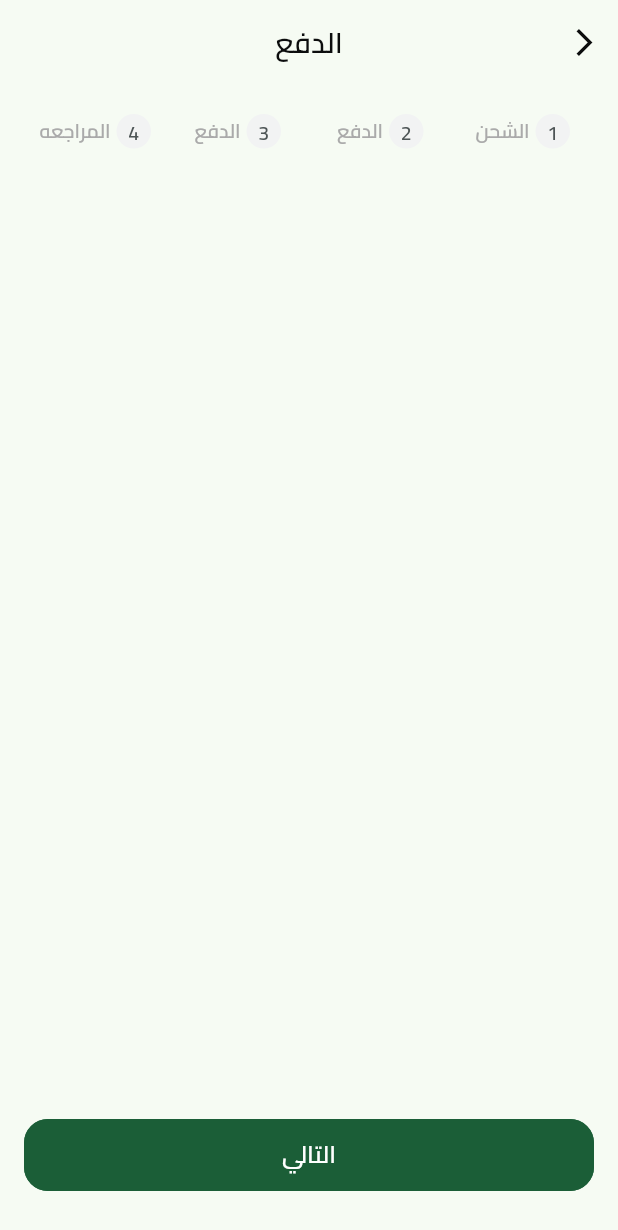
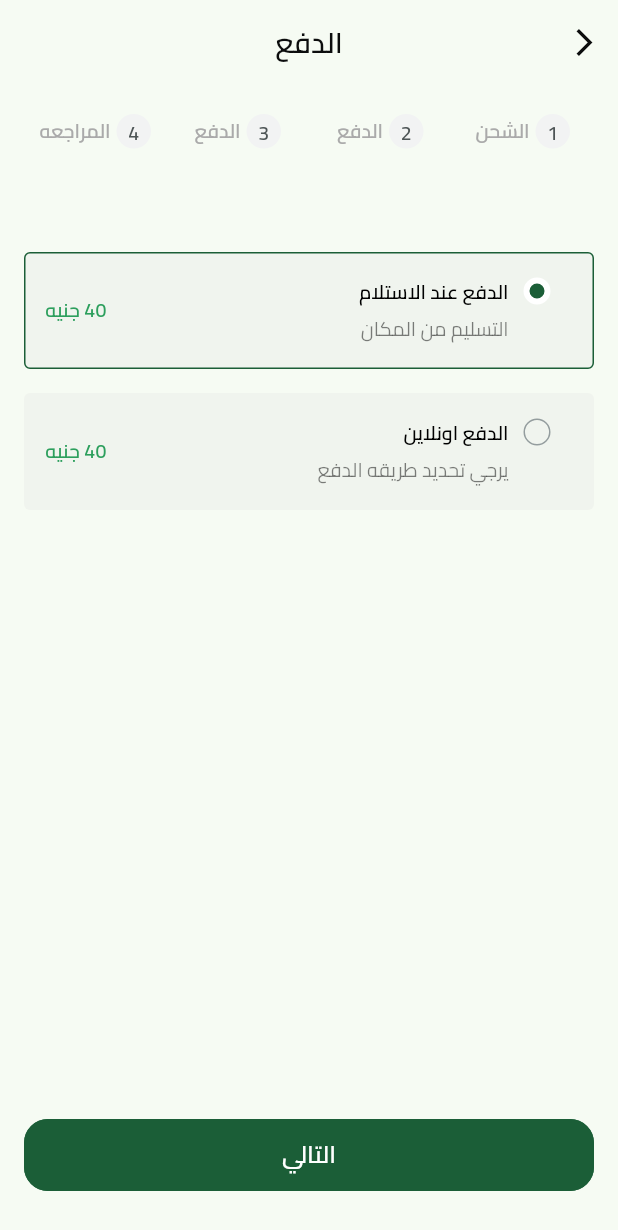
Before and after one commit to Malamrousi/fruits_hub_ecommerce_app, a Flutter app: the CheckoutScreen screen opened by its route, on a phone screen of 412 x 824 dp. Shown: the top 1230 px of the screen. Run offline on Flutter 3.47's test engine with Material 3 defaults, Android fonts, the phone set to English and light mode, and no system bars; our stand-ins replace cached_network_image, cloud_firestore, dartz, dots_indicator, equatable, firebase_auth and 11 more; missing offline and left inert: flutter_facebook_auth; accounts and stored records are empty.

Commit message:
Adds shipping section to checkout
Implements the shipping section within the checkout flow.

Introduces a new widget, ShippingSection, that presents available shipping options.
Includes ShippingItem widget to display individual shipping options with details like title, subtitle, and price.
Adds a new text style for black semi-bold text with size 13.

```diff
--- a/lib/core/utils/app_styles.dart
+++ b/lib/core/utils/app_styles.dart
@@ -18,6 +18,11 @@ class AppStyles {
     fontSize: 13,
     fontWeight: FontWeightManger.regular,
     color: ColorManger.stoneGrayColor,
+  );
+      static TextStyle font13BlackSemiBold = const TextStyle(
+    fontSize: 13,
+    fontWeight: FontWeightManger.semiBold,
+    color: Colors.black,
   );
   static TextStyle font23sPrimaryColorBold = const TextStyle(
     fontSize: 23,
--- a/lib/features/checkout/presentation/view/widgets/checkout_screen_view_body.dart
+++ b/lib/features/checkout/presentation/view/widgets/checkout_screen_view_body.dart
@@ -16,14 +16,14 @@ class _CheckoutScreenViewBodyState extends State<CheckoutScreenViewBody> {
 
   @override
   void initState() {
-    // TODO: implement initState
+
     super.initState();
     pageController = PageController(initialPage: 0);
   }
 
   @override
   void dispose() {
-    // TODO: implement dispose
+
     super.dispose();
     pageController.dispose();
   }
--- a/lib/features/checkout/presentation/view/widgets/checkout_steps_page_view.dart
+++ b/lib/features/checkout/presentation/view/widgets/checkout_steps_page_view.dart
@@ -1,5 +1,5 @@
 import 'package:flutter/material.dart';
-import 'package:fruit_hub/features/checkout/presentation/view/widgets/checkout_steps.dart';
+import 'package:fruit_hub/features/checkout/presentation/view/widgets/shipping_section.dart';
 
 class CheckoutStepsPageView extends StatelessWidget {
   const CheckoutStepsPageView({
@@ -11,13 +11,26 @@ class CheckoutStepsPageView extends StatelessWidget {
 
   @override
   Widget build(BuildContext context) {
-    return PageView.builder(
-      controller: pageController,
-      physics: const NeverScrollableScrollPhysics(),
-      itemBuilder: (context, index) {
-        return SizedBox();
-      },
-      itemCount: getSteps().length,
+    return Padding(
+      padding: const EdgeInsets.symmetric(vertical: 16),
+      child: PageView.builder(
+        controller: pageController,
+
+        physics: const NeverScrollableScrollPhysics(),
+        itemBuilder: (context, index) {
+          return getPages()[index];
+        },
+        itemCount: getPages().length,
+      ),
     );
   }
+
+  List<Widget> getPages() {
+    return [
+      const ShippingSection(),
+      const SizedBox(),
+      const SizedBox(),
+      const SizedBox(),
+    ];
+  }
 }
--- /dev/null
+++ b/lib/features/checkout/presentation/view/widgets/shipping_item.dart
@@ -0,0 +1,116 @@
+import 'package:flutter/material.dart';
+import 'package:fruit_hub/core/utils/app_styles.dart';
+
+import '../../../../../core/utils/color_manger.dart';
+
+class ShippingItem extends StatelessWidget {
+  const ShippingItem(
+      {super.key,
+      required this.title,
+      required this.subTitle,
+      required this.price,
+      required this.iSelected, required this.onTap});
+  final String title, subTitle, price;
+  final bool iSelected;
+  final VoidCallback onTap;
+  @override
+  Widget build(BuildContext context) {
+    return GestureDetector(
+onTap: onTap,
+      child: AnimatedContainer(
+        curve: Curves.easeInOut,
+        duration: const Duration(milliseconds: 500),
+        padding: const EdgeInsets.only(
+          top: 16,
+          left: 13,
+          right: 28,
+          bottom: 16,
+        ),
+        clipBehavior: Clip.antiAlias,
+        decoration: ShapeDecoration(
+          color: const Color(0x33D9D9D9),
+          shape: RoundedRectangleBorder(
+              side: BorderSide(
+                  color:
+                      iSelected ? ColorManger.primaryColor : Colors.transparent),
+              borderRadius: BorderRadius.circular(4)),
+        ),
+        child: IntrinsicHeight(
+          child: Row(
+            crossAxisAlignment: CrossAxisAlignment.start,
+            children: [
+              iSelected ? const ActiveShippingItemDot() : const InActiveShippingItemDot(),
+              const SizedBox(
+                width: 10,
+              ),
+              Column(
+                crossAxisAlignment: CrossAxisAlignment.start,
+                children: [
+                  Text(
+                    title,
+                    style: AppStyles.font13BlackSemiBold,
+                  ),
+                  const SizedBox(
+                    height: 6,
+                  ),
+                  Text(
+                    subTitle,
+                    textAlign: TextAlign.right,
+                    style: AppStyles.font13stoneGrayRegular
+                        .copyWith(color: Colors.black.withOpacity(.5)),
+                  )
+                ],
+              ),
+              const Spacer(),
+              Center(
+                child: Text(
+                  '$price جنيه',
+                  style: AppStyles.font13SemiBoldPrimaryColorBold,
+                ),
+              )
+            ],
+          ),
+        ),
+      ),
+    );
+  }
+}
+
+class InActiveShippingItemDot extends StatelessWidget {
+  const InActiveShippingItemDot({
+    super.key,
+  });
+
+  @override
+  Widget build(BuildContext context) {
+    return Container(
+      width: 18,
+      height: 18,
+      decoration: const ShapeDecoration(
+        shape: OvalBorder(
+          side: BorderSide(width: 1, color: Color(0xFF949D9E)),
+        ),
+      ),
+    );
+  }
+}
+
+class ActiveShippingItemDot extends StatelessWidget {
+  const ActiveShippingItemDot({
+    super.key,
+  });
+
+  @override
+  Widget build(BuildContext context) {
+    return Container(
+      width: 18,
+      height: 18,
+      decoration: const ShapeDecoration(
+        color: Color(0xFF1B5E37),
+        shape: OvalBorder(
+          side: BorderSide(width: 4, color: Colors.white),
+        ),
+      ),
+    );
+  }
+}
--- /dev/null
+++ b/lib/features/checkout/presentation/view/widgets/shipping_section.dart
@@ -0,0 +1,48 @@
+import 'package:flutter/material.dart';
+import 'package:fruit_hub/features/checkout/presentation/view/widgets/shipping_item.dart';
+
+class ShippingSection extends StatefulWidget {
+  const ShippingSection({super.key});
+
+  @override
+  State<ShippingSection> createState() => _ShippingSectionState();
+}
+
+class _ShippingSectionState extends State<ShippingSection> {
+  int selectedIndex = 0;
+  @override
+  Widget build(BuildContext context) {
+    return Column(
+      children: [
+        const SizedBox(
+          height: 33,
+        ),
+        ShippingItem(
+          onTap: () {
+            setState(() {
+              selectedIndex = 0;
+            });
+          },
+          iSelected: selectedIndex == 0,
+          title: 'الدفع عند الاستلام',
+          subTitle: 'التسليم من المكان',
+          price: '40',
+        ),
+        const SizedBox(
+          height: 16,
+        ),
+        ShippingItem(
+          onTap: () {
+            setState(() {
+              selectedIndex = 1;
+            });
+          },
+          iSelected: selectedIndex == 1,
+          title: 'الدفع اونلاين',
+          subTitle: 'يرجي تحديد طريقه الدفع',
+          price: '40',
+        ),
+      ],
+    );
+  }
+}
```
